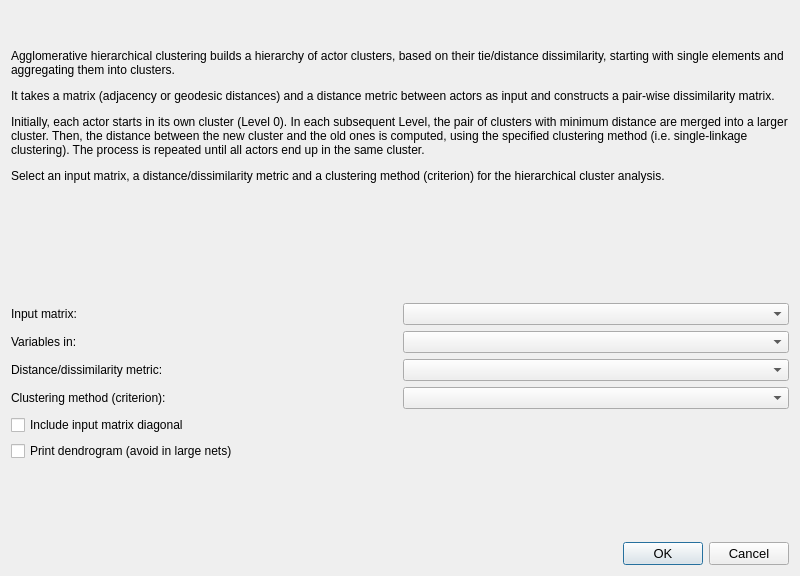
Old version of the form src/forms/dialogclusteringhierarchical.ui in the repository socnetv/app.
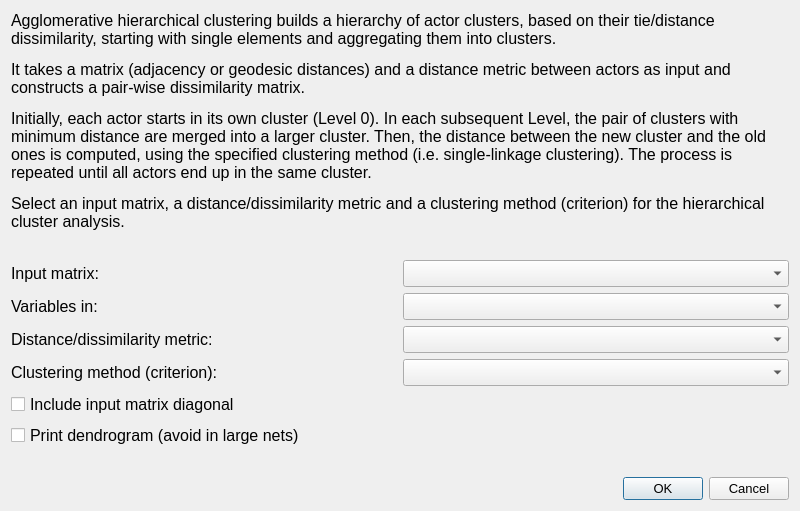
New version of the form.

```diff
--- a/src/forms/dialogclusteringhierarchical.ui
+++ b/src/forms/dialogclusteringhierarchical.ui
@@ -10,7 +10,7 @@
     <x>0</x>
     <y>0</y>
     <width>800</width>
-    <height>576</height>
+    <height>511</height>
    </rect>
   </property>
   <property name="sizePolicy">
@@ -33,7 +33,7 @@
   </property>
   <property name="font">
    <font>
-    <pointsize>9</pointsize>
+    <pointsize>12</pointsize>
    </font>
   </property>
   <property name="windowTitle">
@@ -107,7 +107,7 @@
      <property name="minimumSize">
       <size>
        <width>400</width>
-       <height>210</height>
+       <height>200</height>
       </size>
      </property>
      <property name="text">
```
